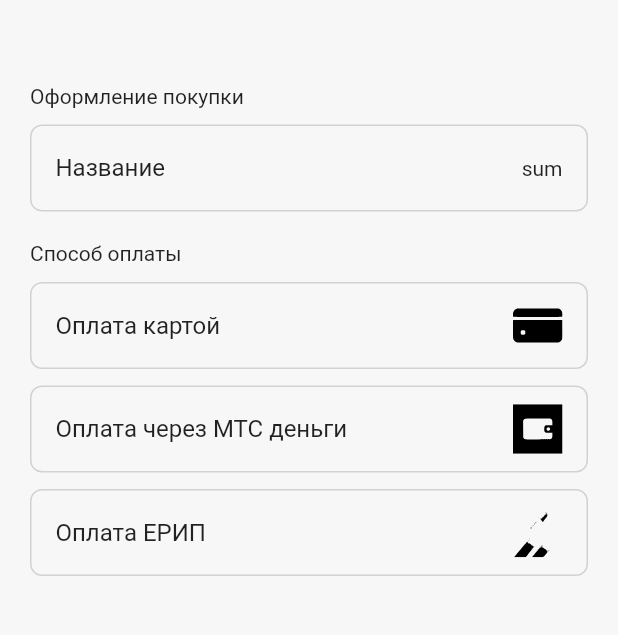
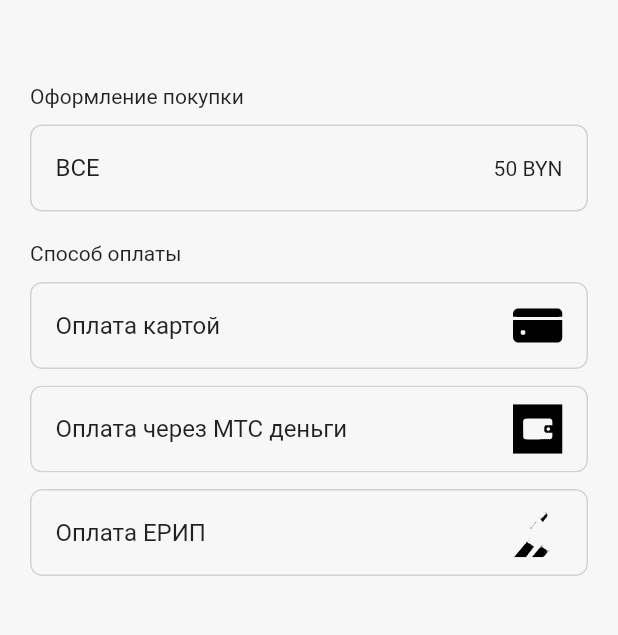
Before and after one commit to pokenem/mtc_xackaton, a Flutter app: the screen it shows after launch, after a tap on "КУПИТЬ", on a phone screen of 412 x 824 dp, the part 60-695 px from its top. Run offline on Flutter 3.47's test engine with Material 2 defaults, Android fonts, the phone set to English and light mode, and no system bars; our stand-ins replace flutter_bloc, flutter_svg, get_it.

Commit message:
Add category model

```diff
--- a/lib/domain/app_cubit.dart
+++ b/lib/domain/app_cubit.dart
@@ -1,6 +1,7 @@
 import 'package:flutter_bloc/flutter_bloc.dart';
 import 'package:mtc_xackaton/model/certificate.dart';
 
+import '../model/category.dart';
 import '../model/service_group.dart';
 import '../model/service.dart';
 
@@ -16,7 +17,11 @@ class AppCubit extends Cubit<AppState> {
 
     emit(
       const AppStateLoaded(
-        categories: ['ВСЕ КАТЕГОРИИ', 'БЕБЕБЕ', 'ЧУРКИ'],
+        categories: [
+          Category(id: '1', name: 'ВСЕ', imageLink: 'xui'),
+          Category(id: '2', name: 'ЧУРКИ', imageLink: 'xui'),
+          Category(id: '3', name: 'БЕБРЫ', imageLink: 'xui'),
+        ],
         services: [
           ServiceGroup(
             id: '1',
--- a/lib/domain/app_state.dart
+++ b/lib/domain/app_state.dart
@@ -9,7 +9,7 @@ class AppStateLoading extends AppState {
 }
 
 class AppStateLoaded extends AppState {
-  final List<String> categories;
+  final List<Category> categories;
   final List<ServiceGroup> services;
 
   const AppStateLoaded({required this.categories, required this.services});
--- /dev/null
+++ b/lib/model/category.dart
@@ -0,0 +1,11 @@
+class Category {
+  final String id;
+  final String name;
+  final String imageLink;
+
+  const Category({
+    required this.id,
+    required this.name,
+    required this.imageLink,
+  });
+}
--- a/lib/model/certificate.dart
+++ b/lib/model/certificate.dart
@@ -1,31 +1,43 @@
+import 'category.dart';
+
 enum CertificateType { money, service }
 
-class Certificate {
-  final CertificateType type;
+abstract class Certificate {
+  const Certificate();
 
-  const Certificate({
-    required this.type,
-  });
+  String get title;
+  int get cost;
 }
 
 class CertificateMoney extends Certificate {
-  final String groupId;
+  final Category category;
   final int amount;
 
   const CertificateMoney({
-    required this.groupId,
+    required this.category,
     required this.amount,
-  }) : super(type: CertificateType.money);
+  });
+
+  @override
+  int get cost => amount;
+
+  @override
+  String get title => category.name;
 }
 
 class CertificateService extends Certificate {
   final String groupId;
   final String serviceId;
+
+  @override
   final int cost;
 
   const CertificateService({
     required this.groupId,
     required this.serviceId,
     required this.cost,
-  }) : super(type: CertificateType.money);
+  });
+
+  @override
+  String get title => serviceId;
 }
--- a/lib/ui/pages/main_page/main_page.dart
+++ b/lib/ui/pages/main_page/main_page.dart
@@ -10,6 +10,7 @@ class MainPage extends StatelessWidget {
     return DefaultTabController(
       length: 2,
       child: Scaffold(
+        backgroundColor: const Color(0xFFF7F7F7),
         appBar: createAppBar(
           bottom: const TabBar(
             indicatorColor: Colors.red,
@@ -18,7 +19,8 @@ class MainPage extends StatelessWidget {
               Tab(text: 'НОМИНАЛЬНЫЕ'),
               Tab(text: 'НА УСЛУГИ'),
             ],
-        )),
+          ),
+        ),
         body: const TabBarView(
           children: [
             TabMoney(),
--- a/lib/ui/pages/main_page/tabs/tab_money.dart
+++ b/lib/ui/pages/main_page/tabs/tab_money.dart
@@ -38,10 +38,10 @@ class _TabMoneyState extends State<TabMoney> {
     });
   }
 
-  void onBuy(BuildContext context) {
+  void onBuy(AppStateLoaded state) {
     GetIt.I.get<NavMan>().openOrderPage(
       CertificateMoney(
-        groupId: categoryInd.toString(),
+        category: state.categories[categoryInd],
         amount: amount.round(),
       ),
     );
@@ -92,7 +92,7 @@ class _TabMoneyState extends State<TabMoney> {
                     alignment: Alignment.center,
                     height: 45,
                     child: Text(
-                      state.categories[categoryInd],
+                      state.categories[categoryInd].name,
                       style: const TextStyle(
                         color: Colors.black,
                         fontFamily: 'Arial',
@@ -189,7 +189,7 @@ class _TabMoneyState extends State<TabMoney> {
                     child: Material(
                       color: const Color(0xFFed1d24),
                       child: InkWell(
-                        onTap: () => onBuy(context),
+                        onTap: () => onBuy(state),
                         child: Container(
                           alignment: Alignment.center,
                           height: 45,
--- a/lib/ui/pages/order_page/order_page.dart
+++ b/lib/ui/pages/order_page/order_page.dart
@@ -34,8 +34,8 @@ class OrderPage extends StatelessWidget {
                     child: Text('Оформление покупки'),
                   ),
                   ListTile(
-                    title: const Text('Название'),
-                    trailing: const Text('sum'),
+                    title: Text(cert.title),
+                    trailing: Text('${cert.cost} BYN'),
                     shape: RoundedRectangleBorder(
                       side:
                           const BorderSide(color: Color(0xFFD2D2D2), width: 1),
--- a/lib/ui/pages/order_page/widgets/payment_tile.dart
+++ b/lib/ui/pages/order_page/widgets/payment_tile.dart
@@ -6,10 +6,11 @@ class PaymentTile extends StatelessWidget {
   final String way;
   final SvgPicture image;
 
-  const PaymentTile({Key? key, required this.way, required this.image}) : super(key: key);
+  const PaymentTile({super.key, required this.way, required this.image});
 
   void onGoToPay() async {
-    final uri = Uri.parse('https://www.youtube.com/watch?v=dQw4w9WgXcQ&ab_channel=RickAstley');
+    final uri = Uri.parse(
+        'https://www.youtube.com/watch?v=dQw4w9WgXcQ&ab_channel=RickAstley');
     if (await canLaunchUrl(uri)) {
       await launchUrl(uri);
     } else {
@@ -20,11 +21,15 @@ class PaymentTile extends StatelessWidget {
   @override
   Widget build(BuildContext context) {
     return Padding(
-      padding: const EdgeInsets.only(
-        top: 11,
-      ),
+      padding: const EdgeInsets.only(top: 11),
+      child: ClipRRect(
+        borderRadius: BorderRadius.circular(8),
+        child: Material(
+          color: const Color(0xFFF7F7F7),
           child: InkWell(
-        onTap: (){onGoToPay();},
+            onTap: () {
+              onGoToPay();
+            },
             child: ListTile(
               title: Text(way),
               trailing: SizedBox(
@@ -34,7 +39,8 @@ class PaymentTile extends StatelessWidget {
               ),
               shape: RoundedRectangleBorder(
                   side: BorderSide(color: Color(0xFFD2D2D2), width: 1),
-            borderRadius: BorderRadius.circular(8),
+                  borderRadius: BorderRadius.circular(8)),
+            ),
           ),
         ),
       ),
--- a/lib/ui/widgets/app_bar.dart
+++ b/lib/ui/widgets/app_bar.dart
@@ -37,6 +37,7 @@ PreferredSizeWidget createAppBar({
             child: ClipRRect(
               borderRadius: BorderRadius.circular(8),
               child: Material(
+                color: const Color(0xFFF7F7F7),
                 child: InkWell(
                   onTap: () {
                     GetIt.I.get<NavMan>().openMyCertificatesPage();
```
Also changed, not shown: lib/ui/pages/my_certificates_page/my_certificates_page.dart (+12 -12 lines). Lines whose indentation alone changed are shown as unchanged.
